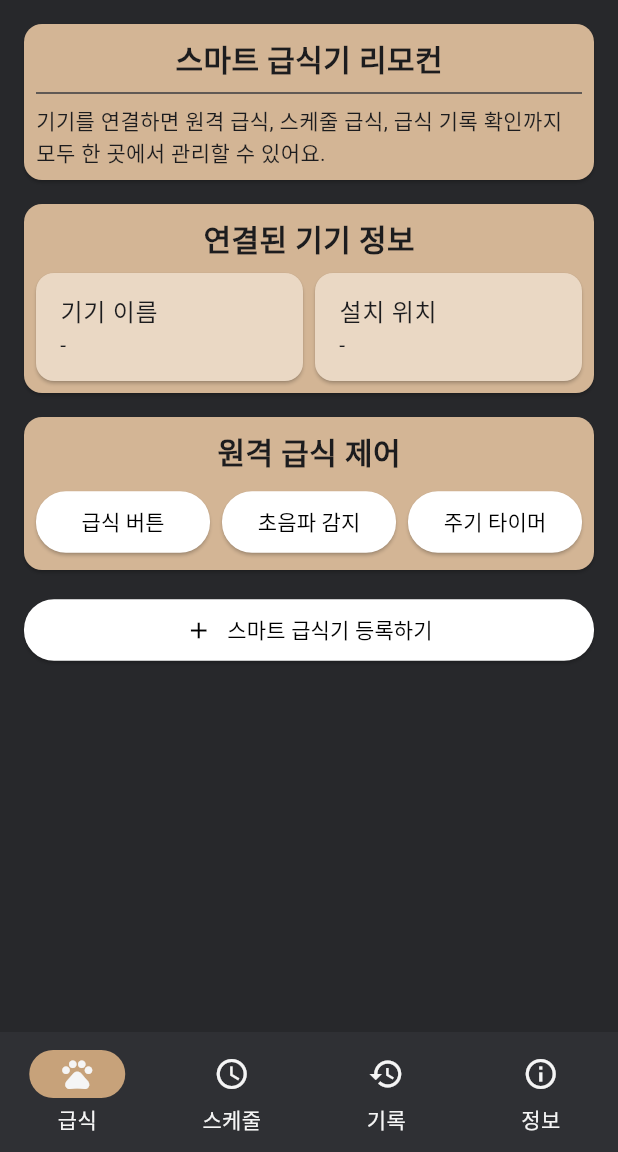
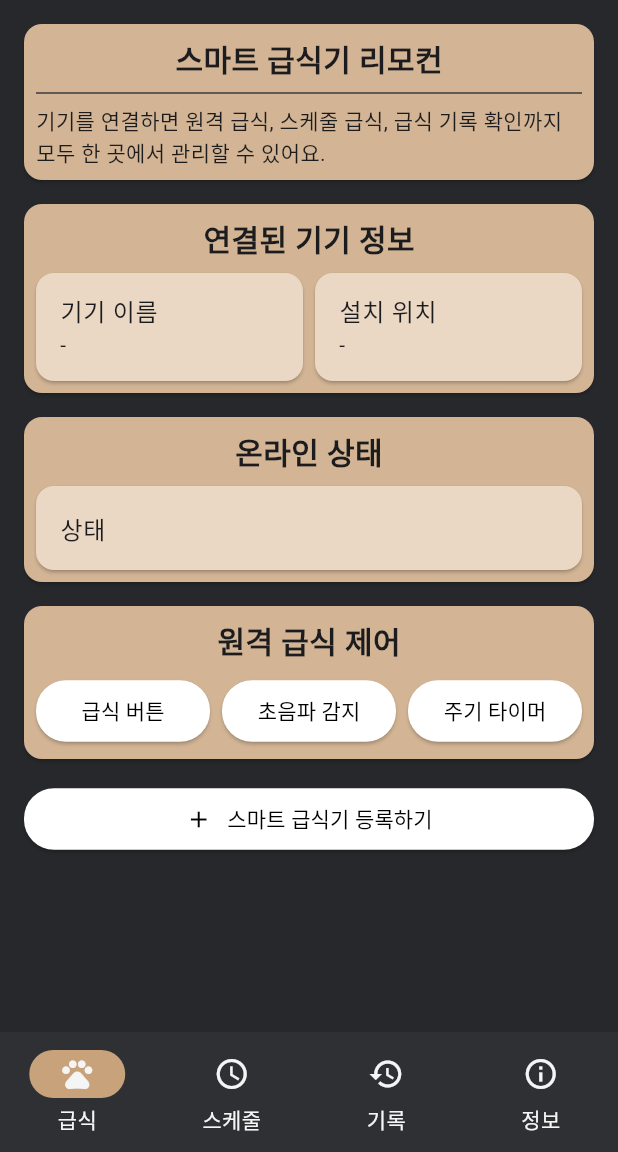
Before and after one commit to niw5924/smart-feeder-remote, a Flutter app: the FeedScreen screen opened by its route, on a phone screen of 412 x 824 dp, the part 84-1236 px from its top. Run offline on Flutter 3.47's test engine with Material 3 defaults, Android fonts, the light colour scheme and no system bars; drawn by our look-alikes of loader_overlay; our stand-ins replace device_info_plus, dio, firebase_auth, firebase_core, flutter_dotenv, flutter_phoenix and 9 more; missing offline and left inert: mqtt_client, wifi_iot; accounts and stored records are empty; generated files the repository leaves out were written again.

Commit message:
feat: MQTT status 수신값을 서비스에 저장하고 Feed 화면에 표시

```diff
--- a/lib/screens/feed/feed_screen.dart
+++ b/lib/screens/feed/feed_screen.dart
@@ -113,6 +113,29 @@ class FeedScreen extends ConsumerWidget {
               child: Column(
                 mainAxisSize: MainAxisSize.min,
                 children: [
+                  const Text('온라인 상태', style: _titleStyle),
+                  const SizedBox(height: 8),
+                  ValueListenableBuilder<String?>(
+                    valueListenable: MqttService.primaryDeviceStatus,
+                    builder: (_, v, __) {
+                      return AppCard(
+                        color: AppColors.cardSecondary,
+                        child: AppListTile(title: '상태', subtitle: v),
+                      );
+                    },
+                  ),
+                ],
+              ),
+            ),
+          ),
+          const SizedBox(height: 16),
+          AppCard(
+            color: AppColors.cardPrimary,
+            child: Padding(
+              padding: const EdgeInsets.all(8),
+              child: Column(
+                mainAxisSize: MainAxisSize.min,
+                children: [
                   const Text('원격 급식 제어', style: _titleStyle),
                   const SizedBox(height: 8),
                   Row(
```
Also changed, not shown: lib/services/mqtt/mqtt_service.dart (+20 -0 lines).
